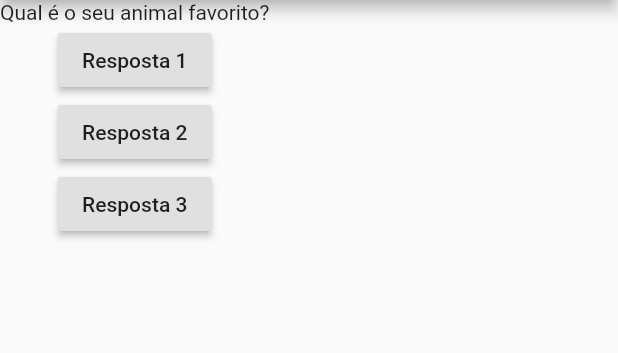
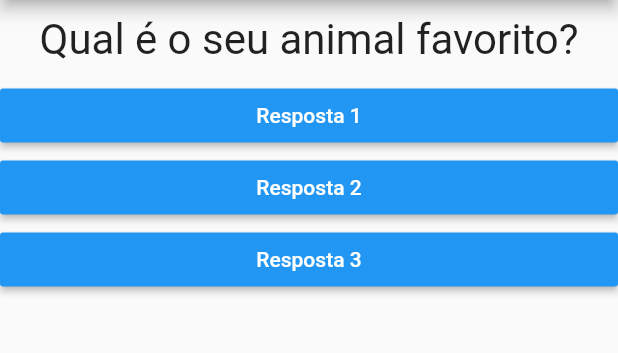
Before and after one commit to harlleybastos/Aplicativo-Perguntas-Flutter, a Flutter app: the screen it shows after launch, after a tap on "Resposta 1", on a phone screen of 412 x 824 dp, the part 84-437 px from its top. Run offline on Flutter 3.47's test engine with Material 2 defaults, Android fonts, the phone set to English and light mode, and no system bars.

Commit message:
:up:atualização tela

```diff
--- a/lib/main.dart
+++ b/lib/main.dart
@@ -1,24 +1,34 @@
 import 'package:flutter/material.dart';
+import './questao.dart';
+import './resposta.dart';
 
 main() => runApp(PerguntaApp());
 
-class PerguntaAppState extends State<PerguntaApp> {
-  var perguntaSelecionada = 0;
+class _PerguntaAppState extends State<PerguntaApp> {
+  var _perguntaSelecionada = 0;
 
-  void responder() {
+  void _responder() {
+    //Função para avançar as perguntas
     setState(() {
-      perguntaSelecionada++;
+      _perguntaSelecionada++;
     });
-
-    print(perguntaSelecionada);
   }
 
   @override
   Widget build(BuildContext context) {
-
-    final perguntas = [
-      'Qual é a sua cor favorita ?',
-      'Qual é o seu animal favorito?'
+    final perguntas = [ // Lista de Maps com perguntas e respostas
+      {
+        'texto': 'Qual é a sua cor favorita ?',
+        'respostas': ['Preto', 'Vermelho', 'Verde', 'Branco'],
+      },
+      {
+        'texto': 'Qual é o seu animal favorito?',
+        'respostas': ['Coelho', 'Cobra', 'Elefante', 'Leão'],
+      },
+      {
+        'texto': 'Qual é o seu instrutor favorito?',
+        'respostas': ['Maria', 'João', 'Leo', 'Pedro'],
+      },
     ];
 
     return MaterialApp(
@@ -28,21 +38,12 @@ class PerguntaAppState extends State<PerguntaApp> {
           title: Text('Perguntas'),
         ),
         body: Column(
-          children: [
+          children: <Widget> [
             // Lista de vários componentes
-            Text(perguntas[perguntaSelecionada]), // Caixa de Texto
-            RaisedButton(
-              child: Text('Resposta 1'),
-              onPressed: responder,
-            ),
-            RaisedButton(
-              child: Text('Resposta 2'),
-              onPressed: responder,
-            ),
-            RaisedButton(
-              child: Text('Resposta 3'),
-              onPressed: responder,
-            ),
+            Questao(perguntas[_perguntaSelecionada]['texto']), // Caixa de Texto |Indice e Chave|
+            Resposta('Resposta 1', _responder),
+            Resposta('Resposta 2', _responder),
+            Resposta('Resposta 3', _responder),
           ],
         ),
       ),
@@ -51,7 +52,7 @@ class PerguntaAppState extends State<PerguntaApp> {
 }
 
 class PerguntaApp extends StatefulWidget {
-  PerguntaAppState createState() {
-    return PerguntaAppState();
+  _PerguntaAppState createState() {
+    return _PerguntaAppState();
   }
 }
--- /dev/null
+++ b/lib/questao.dart
@@ -0,0 +1,22 @@
+import 'package:flutter/material.dart';
+
+class Questao  extends StatelessWidget {
+
+  final String texto;
+
+  Questao(this.texto);
+
+  @override
+  Widget build(BuildContext context) {
+    return Container(
+      width: double.infinity,
+      margin: EdgeInsets.all(10),
+      child: Text(
+        texto,
+        style: TextStyle(fontSize: 28),
+        textAlign: TextAlign.center,
+
+        ),
+    );
+  }
+}
--- /dev/null
+++ b/lib/resposta.dart
@@ -0,0 +1,23 @@
+import 'package:flutter/material.dart';
+
+class Resposta  extends StatelessWidget {
+
+  final String vbutao; //Função para usar como parametro na classe mãe
+  final void Function() quandoSelecionado; // Função do botão
+
+  Resposta (this.vbutao, this.quandoSelecionado); //Instanciando os parametros
+
+  @override
+  Widget build(BuildContext context) {
+
+    return Container(
+      width: double.infinity, // Largura do container
+      child: RaisedButton(
+          textColor: Colors.white, // Cor do texto
+            color: Colors.blue , //Background Color
+            child: Text(vbutao),
+            onPressed: quandoSelecionado,
+          ),
+    );
+  }
+}
```
Also changed, not shown: 1 other file.
